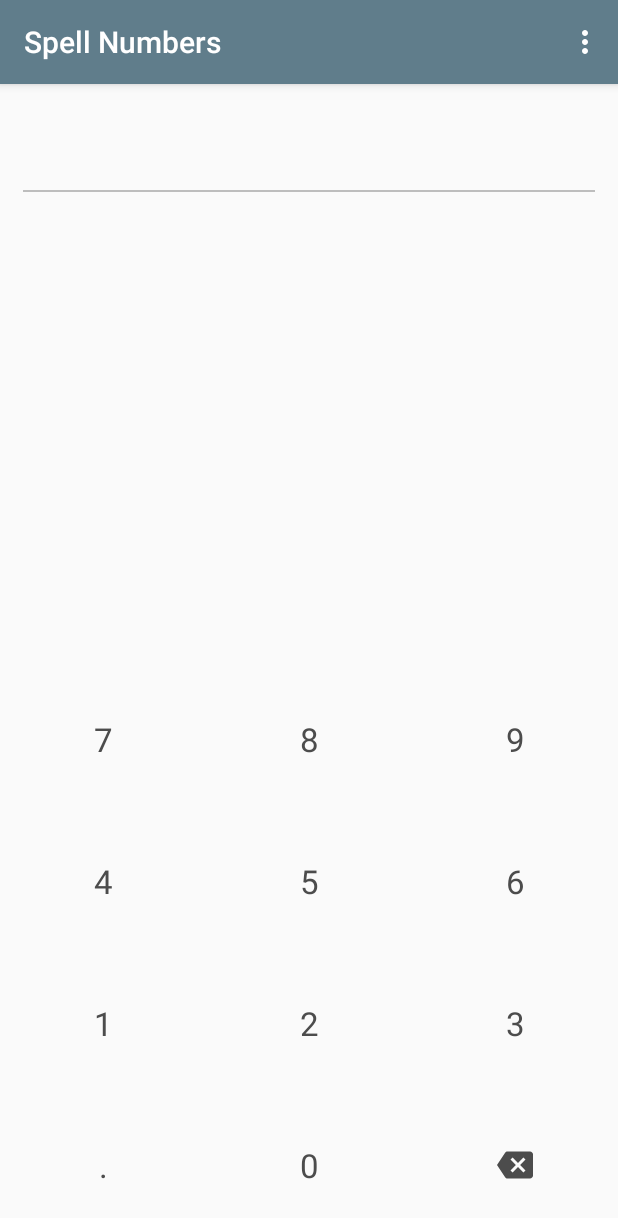
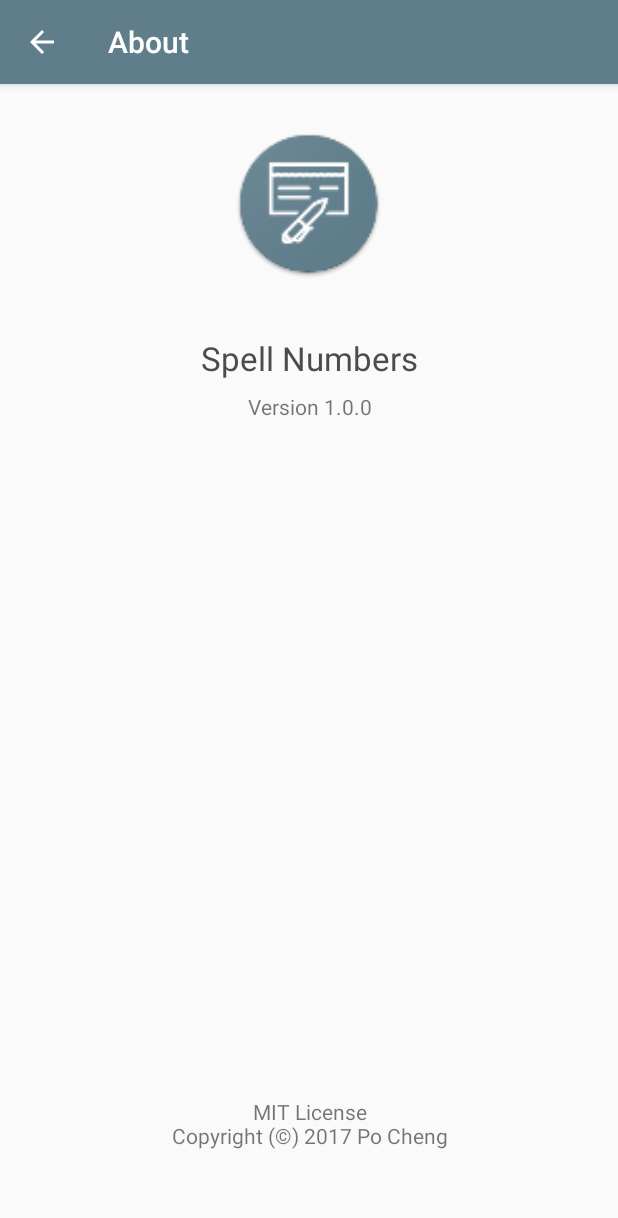
Before and after one commit to chengpo/spell-numbers, an Android app: the screen it shows after launch (MainActivity before the commit, AboutActivity after it), in the options menu, after a tap on "About", on a phone screen of 412 x 824 dp. Shown: the top 1218 px of the screen. Run offline under Robolectric (Android 15) with nearby library versions, the phone set to English and light mode, and no system bars.

Commit message:
populate about activity

```diff
--- a/app/build.gradle
+++ b/app/build.gradle
@@ -12,7 +12,7 @@ android {
         minSdkVersion 15
         targetSdkVersion 26
         versionCode 1
-        versionName "1.0"
+        versionName "1.0.0"
         vectorDrawables.useSupportLibrary = true
         testInstrumentationRunner "android.support.test.runner.AndroidJUnitRunner"
     }
@@ -26,7 +26,8 @@ android {
 
 dependencies {
     implementation fileTree(dir: 'libs', include: ['*.jar'])
-    androidTestImplementation ('com.android.support.test.espresso:espresso-core:3.0.1', {
+    implementation 'com.android.support:design:26.0.2'
+    androidTestImplementation('com.android.support.test.espresso:espresso-core:3.0.1', {
         exclude group: 'com.android.support', module: 'support-annotations'
     })
     implementation "org.jetbrains.kotlin:kotlin-stdlib-jre7:$kotlin_version"
--- a/app/src/main/AndroidManifest.xml
+++ b/app/src/main/AndroidManifest.xml
@@ -16,6 +16,14 @@
                 <category android:name="android.intent.category.LAUNCHER"/>
             </intent-filter>
         </activity>
+        <activity
+            android:name=".AboutActivity"
+            android:label="@string/title_activity_about"
+            android:parentActivityName=".MainActivity">
+            <meta-data
+                android:name="android.support.PARENT_ACTIVITY"
+                android:value="com.monkeyapp.numbers.MainActivity"/>
+        </activity>
     </application>
 
 </manifest>
--- /dev/null
+++ b/app/src/main/java/com/monkeyapp/numbers/AboutActivity.kt
@@ -0,0 +1,47 @@
+/*
+MIT License
+
+Copyright (c) 2017 Po Cheng
+
+Permission is hereby granted, free of charge, to any person obtaining a copy
+of this software and associated documentation files (the "Software"), to deal
+in the Software without restriction, including without limitation the rights
+to use, copy, modify, merge, publish, distribute, sublicense, and/or sell
+copies of the Software, and to permit persons to whom the Software is
+furnished to do so, subject to the following conditions:
+
+The above copyright notice and this permission notice shall be included in all
+copies or substantial portions of the Software.
+
+THE SOFTWARE IS PROVIDED "AS IS", WITHOUT WARRANTY OF ANY KIND, EXPRESS OR
+IMPLIED, INCLUDING BUT NOT LIMITED TO THE WARRANTIES OF MERCHANTABILITY,
+FITNESS FOR A PARTICULAR PURPOSE AND NONINFRINGEMENT. IN NO EVENT SHALL THE
+AUTHORS OR COPYRIGHT HOLDERS BE LIABLE FOR ANY CLAIM, DAMAGES OR OTHER
+LIABILITY, WHETHER IN AN ACTION OF CONTRACT, TORT OR OTHERWISE, ARISING FROM,
+OUT OF OR IN CONNECTION WITH THE SOFTWARE OR THE USE OR OTHER DEALINGS IN THE
+SOFTWARE.
+ */
+
+
+package com.monkeyapp.numbers
+
+import android.os.Bundle
+import android.support.v7.app.AppCompatActivity
+
+import kotlinx.android.synthetic.main.activity_about.*
+import kotlinx.android.synthetic.main.content_about.*
+
+class AboutActivity : AppCompatActivity() {
+
+    override fun onCreate(savedInstanceState: Bundle?) {
+        super.onCreate(savedInstanceState)
+        setContentView(R.layout.activity_about)
+        setSupportActionBar(toolbar)
+
+        supportActionBar?.setDisplayHomeAsUpEnabled(true)
+
+
+        appVersionView.text = getString(R.string.version, BuildConfig.VERSION_NAME)
+    }
+
+}
--- a/app/src/main/java/com/monkeyapp/numbers/MainActivity.kt
+++ b/app/src/main/java/com/monkeyapp/numbers/MainActivity.kt
@@ -24,10 +24,12 @@ SOFTWARE.
 
 package com.monkeyapp.numbers
 
+import android.content.Intent
 import android.support.v7.app.AppCompatActivity
 import android.os.Bundle
 import android.support.v7.widget.Toolbar
 import android.view.Menu
+import android.view.MenuItem
 import android.view.View
 import android.widget.Button
 import android.widget.ImageButton
@@ -97,6 +99,16 @@ class MainActivity : AppCompatActivity() {
         return true
     }
 
+    override fun onOptionsItemSelected(item: MenuItem?): Boolean {
+        when (item?.itemId) {
+            R.id.action_about -> {
+                val intent = Intent(this, AboutActivity::class.java)
+                startActivity(intent)
+            }
+        }
+        return super.onOptionsItemSelected(item)
+    }
+
     private fun NumberSpeller.spell(integers : Long, decimals: Float): String {
         val integerWords = spellInteger(integers)
                 .flatMap { listOf(getString(it)) }
--- /dev/null
+++ b/app/src/main/res/layout/activity_about.xml
@@ -0,0 +1,26 @@
+<?xml version="1.0" encoding="utf-8"?>
+<android.support.design.widget.CoordinatorLayout
+    xmlns:android="http://schemas.android.com/apk/res/android"
+    xmlns:app="http://schemas.android.com/apk/res-auto"
+    xmlns:tools="http://schemas.android.com/tools"
+    android:layout_width="match_parent"
+    android:layout_height="match_parent"
+    tools:context="com.monkeyapp.numbers.AboutActivity">
+
+    <android.support.design.widget.AppBarLayout
+        android:layout_width="match_parent"
+        android:layout_height="wrap_content"
+        android:theme="@style/AppTheme.AppBarOverlay">
+
+        <android.support.v7.widget.Toolbar
+            android:id="@+id/toolbar"
+            android:layout_width="match_parent"
+            android:layout_height="?attr/actionBarSize"
+            android:background="?attr/colorPrimary"
+            app:popupTheme="@style/AppTheme.PopupOverlay"/>
+
+    </android.support.design.widget.AppBarLayout>
+
+    <include layout="@layout/content_about"/>
+
+</android.support.design.widget.CoordinatorLayout>
--- /dev/null
+++ b/app/src/main/res/layout/content_about.xml
@@ -0,0 +1,71 @@
+<?xml version="1.0" encoding="utf-8"?>
+<android.support.constraint.ConstraintLayout
+    xmlns:android="http://schemas.android.com/apk/res/android"
+    xmlns:app="http://schemas.android.com/apk/res-auto"
+    xmlns:tools="http://schemas.android.com/tools"
+    android:layout_width="match_parent"
+    android:layout_height="match_parent"
+    app:layout_behavior="@string/appbar_scrolling_view_behavior"
+    tools:context="com.monkeyapp.numbers.AboutActivity"
+    tools:showIn="@layout/activity_about">
+
+    <ImageView
+        android:id="@+id/imageView"
+        android:layout_width="160dp"
+        android:layout_height="160dp"
+        android:padding="30dp"
+        android:contentDescription="@string/app_name"
+        app:layout_constraintBottom_toTopOf="@id/appNameView"
+        app:layout_constraintEnd_toEndOf="parent"
+        app:layout_constraintStart_toStartOf="parent"
+        app:layout_constraintTop_toTopOf="parent"
+        app:layout_constraintVertical_bias="0.25"
+        app:layout_constraintVertical_chainStyle="spread"
+        app:srcCompat="@mipmap/ic_launcher_round"/>
+
+
+    <TextView
+        android:id="@+id/appNameView"
+        android:layout_width="match_parent"
+        android:layout_height="wrap_content"
+        android:layout_margin="8dp"
+        android:text="@string/app_name"
+        android:textAlignment="center"
+        android:textAppearance="@style/TextAppearance.AppCompat.Large"
+        app:layout_constraintBottom_toTopOf="@+id/appVersionView"
+        app:layout_constraintEnd_toEndOf="parent"
+        app:layout_constraintStart_toStartOf="parent"
+        app:layout_constraintTop_toBottomOf="@+id/imageView"/>
+
+
+    <TextView
+        android:id="@+id/appVersionView"
+        android:layout_width="match_parent"
+        android:layout_height="wrap_content"
+        android:layout_margin="8dp"
+        android:textAlignment="center"
+        android:textAppearance="@style/TextAppearance.AppCompat.Small"
+        app:layout_constraintTop_toBottomOf="@+id/appNameView"
+        app:layout_constraintEnd_toEndOf="parent"
+        app:layout_constraintStart_toStartOf="parent"
+        tools:text="Version 1.0.0"/>
+
+    <TextView
+        android:id="@+id/textView3"
+        android:layout_width="match_parent"
+        android:layout_height="wrap_content"
+        android:layout_marginBottom="8dp"
+        android:layout_marginEnd="8dp"
+        android:layout_marginStart="8dp"
+        android:layout_marginTop="8dp"
+        android:text="@string/copyright"
+        android:textAlignment="center"
+        android:textAppearance="@style/TextAppearance.AppCompat.Small"
+        app:layout_constraintBottom_toBottomOf="parent"
+        app:layout_constraintEnd_toEndOf="parent"
+        app:layout_constraintStart_toStartOf="parent"
+        app:layout_constraintTop_toBottomOf="@+id/appVersionView"
+        app:layout_constraintVertical_bias="0.90"/>
+
+
+</android.support.constraint.ConstraintLayout>
--- /dev/null
+++ b/app/src/main/res/values/dimens.xml
@@ -0,0 +1,2 @@
+<resources>
+</resources>
--- a/app/src/main/res/values/strings.xml
+++ b/app/src/main/res/values/strings.xml
@@ -1,10 +1,14 @@
 <resources>
     <string name="app_name">Spell Numbers</string>
     <string name="action_about">About</string>
+    <string name="title_activity_about">About</string>
+    <string name="copyright">MIT License\nCopyright (&#169;) 2017 Po Cheng</string>
+    <string name="version">Version %s</string>
 
     <string name="digit_zero">0</string>
     <string name="digit_one">1</string>
     <string name="digit_two">2</string>
+
     <string name="digit_three">3</string>
     <string name="digit_four">4</string>
     <string name="digit_five">5</string>
--- a/app/src/main/res/values/styles.xml
+++ b/app/src/main/res/values/styles.xml
@@ -1,4 +1,5 @@
 <resources>
+
     <style name="AppTheme" parent="Theme.AppCompat.Light.NoActionBar">
         <item name="colorPrimary">@color/primary</item>
         <item name="colorPrimaryDark">@color/primary_dark</item>
@@ -22,4 +23,8 @@
         <item name="android:textAppearance">@style/TextAppearance.AppCompat.Large</item>
     </style>
 
+    <style name="AppTheme.AppBarOverlay" parent="ThemeOverlay.AppCompat.Dark.ActionBar"/>
+
+    <style name="AppTheme.PopupOverlay" parent="ThemeOverlay.AppCompat.Light"/>
+
 </resources>
```
